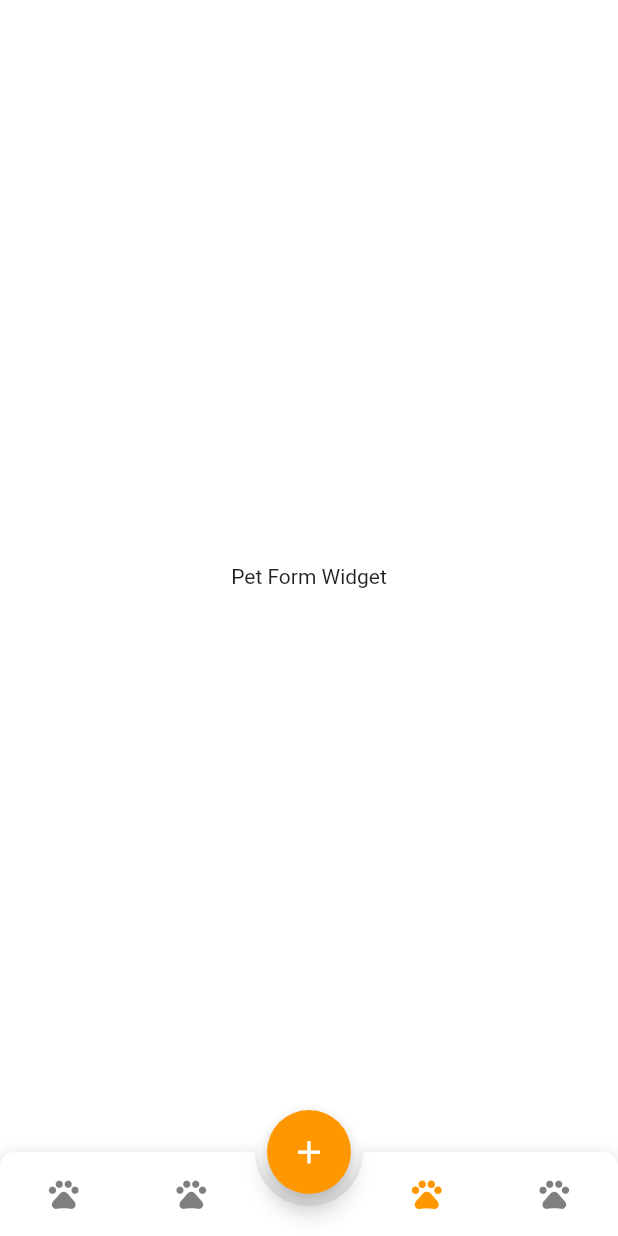
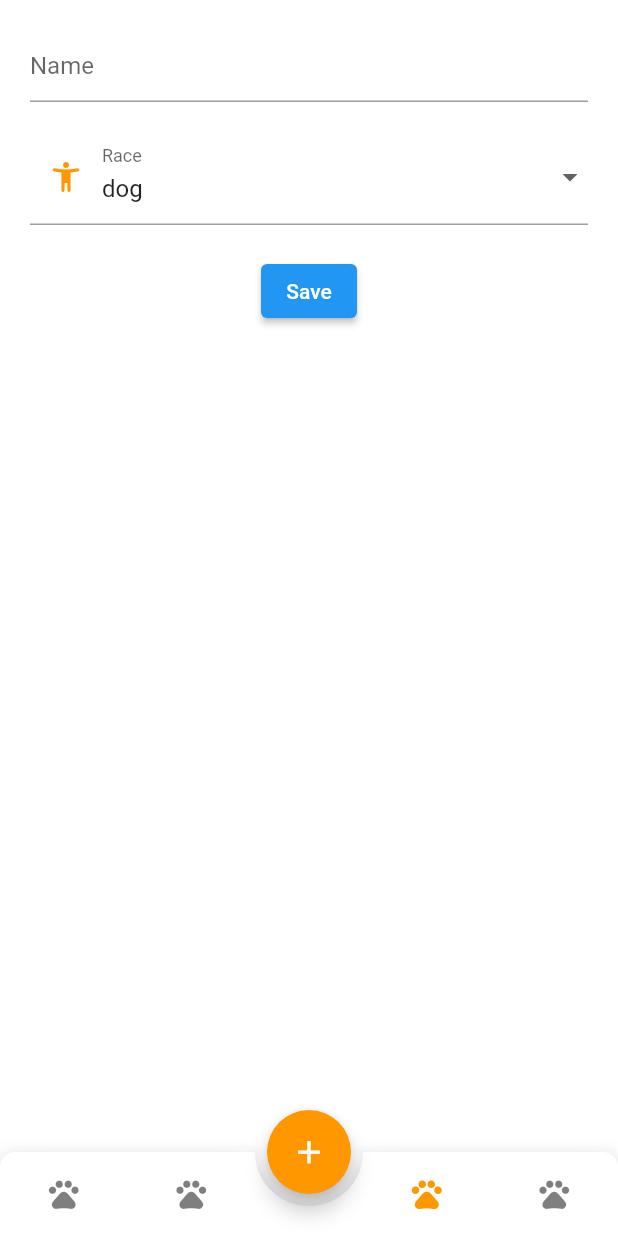
Before and after one commit to pdpan0/pet_health, a Flutter app: the screen it shows after launch, item 3 of the bottom bar chosen, on a phone screen of 412 x 824 dp. Run offline on Flutter 3.47's test engine with Material 2 defaults, Android fonts, the phone set to English and light mode, and no system bars; drawn by our look-alikes of animated_bottom_navigation_bar; our stand-ins replace i18n_extension.

Commit message:
feat: formulário funcional

```diff
--- a/lib/main.dart
+++ b/lib/main.dart
@@ -6,7 +6,7 @@ import 'package:pet_health/constants/supported_locales.dart';
 import 'package:pet_health/models/components/bottom_bar_item.dart';
 import 'package:pet_health/pages/components/bottom_bar.dart';
 import 'package:pet_health/pages/landing/landing.dart';
-import 'package:pet_health/pages/pet_form.dart';
+import 'package:pet_health/pages/pet_form/pet_form.dart';
 import 'package:pet_health/pages/schedule.dart';
 
 void main() {
--- a/lib/pages/pet_form.dart
+++ /dev/null
@@ -1,10 +0,0 @@
-import 'package:flutter/material.dart';
-
-class PetFormWidget extends StatelessWidget {
-  const PetFormWidget({super.key});
-
-  @override
-  Widget build(BuildContext context) {
-    return const Center(child: Text('Pet Form Widget'));
-  }
-}
--- /dev/null
+++ b/lib/pages/pet_form/pet_form.dart
@@ -0,0 +1,71 @@
+import 'package:flutter/material.dart';
+import 'package:pet_health/constants/colors.dart';
+import 'package:pet_health/models/pet.dart';
+import 'package:pet_health/models/race.dart';
+import 'package:pet_health/pages/pet_form/pet_form.i18n.dart';
+
+class PetFormWidget extends StatefulWidget {
+  const PetFormWidget({super.key});
+
+  @override
+  State<PetFormWidget> createState() => _PetFormWidgetState();
+}
+
+class _PetFormWidgetState extends State<PetFormWidget> {
+  final _formKey = GlobalKey<FormState>();
+
+  final _nameController = TextEditingController();
+
+  Race? _selectedRace = Race.dog;
+
+  void _changeRace(Race? race) {
+    setState(() {
+      _selectedRace = race;
+    });
+  }
+
+  void _savePet(Pet pet) {}
+
+  @override
+  Widget build(BuildContext context) {
+    return Padding(
+        padding: EdgeInsets.all(20),
+        child: Form(
+          key: _formKey,
+          child: Column(
+            children: [
+              TextFormField(
+                decoration: InputDecoration(hintText: namePlaceholder.i18n),
+                controller: _nameController,
+                validator: (value) =>
+                    value == null || value.isEmpty ? nameValidatorError.i18n : null,
+              ),
+              const SizedBox(height: 18),
+              DropdownButtonFormField(
+                value: _selectedRace,
+                items: Race.values
+                    .map((e) => DropdownMenuItem(value: e, child: Text(e.name)))
+                    .toList(),
+                dropdownColor: primary.shade50,
+                decoration: InputDecoration(
+                  labelText: racePlaceholder.i18n,
+                  prefixIcon: const Icon(Icons.accessibility_new_rounded,
+                      color: primary),
+                ),
+                isExpanded: true,
+                onChanged: _changeRace,
+              ),
+              Padding(
+                padding: const EdgeInsets.all(20),
+                child: ElevatedButton(
+                  child: Text(saveButton.i18n),
+                  onPressed: () {
+                    if (_formKey.currentState!.validate()) {}
+                  },
+                ),
+              )
+            ],
+          ),
+        ));
+  }
+}
--- /dev/null
+++ b/lib/pages/pet_form/pet_form.i18n.dart
@@ -0,0 +1,30 @@
+import 'package:i18n_extension/i18n_extension.dart';
+
+const namePlaceholder = 'nameHintText';
+const nameValidatorError = 'nameValidatorError';
+const racePlaceholder = 'racePlaceholder';
+const saveButton = 'saveButton';
+
+extension Localization on String {
+
+  static const _t = Translations.from('en_us', {
+    namePlaceholder: {
+      'en_us': 'Name',
+      'pt_br': 'Nome'
+    },
+    nameValidatorError: {
+      'en_us': 'Invalid pet name',
+      'pt_br': 'Nome do pet inválido'
+    },
+    racePlaceholder: {
+      'en_us': 'Race',
+      'pt_br': 'Raça'
+    },
+    saveButton: {
+      'en_us': 'Save',
+      'pt_br': 'Salvar'
+    }
+  });
+
+  String get i18n => localize(this, _t);
+}
```
